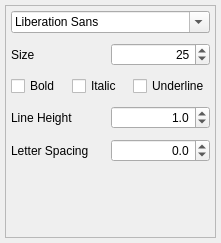
First picture: the form in src/widgets/panels/font-panel.ui, repository flux3dp/swiftray, before the edit.
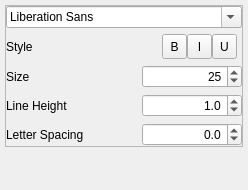
Second picture: the form after the edit. Icons and pictures are not drawn.

Diff of the .ui file:
```diff
--- a/src/widgets/panels/font-panel.ui
+++ b/src/widgets/panels/font-panel.ui
@@ -6,8 +6,8 @@
             <rect>
                 <x>0</x>
                 <y>0</y>
-                <width>221</width>
-                <height>243</height>
+    <width>248</width>
+    <height>190</height>
             </rect>
         </property>
         <property name="sizePolicy">
@@ -55,37 +55,266 @@
                     <property name="frameShadow">
                         <enum>QFrame::Plain</enum>
                     </property>
-                    <layout class="QVBoxLayout" name="verticalLayout_9">
+     <layout class="QGridLayout" name="gridLayout">
+      <property name="leftMargin">
+       <number>0</number>
+      </property>
+      <property name="topMargin">
+       <number>0</number>
+      </property>
+      <property name="rightMargin">
+       <number>0</number>
+      </property>
+      <property name="bottomMargin">
+       <number>0</number>
+      </property>
+      <item row="3" column="1" colspan="2" alignment="Qt::AlignRight">
+       <widget class="QSpinBox" name="fontSizeSpinBox">
+        <property name="minimumSize">
+         <size>
+          <width>100</width>
+          <height>0</height>
+         </size>
+        </property>
+        <property name="maximumSize">
+         <size>
+          <width>100</width>
+          <height>16777215</height>
+         </size>
+        </property>
+        <property name="alignment">
+         <set>Qt::AlignRight|Qt::AlignTrailing|Qt::AlignVCenter</set>
+        </property>
+        <property name="suffix">
+         <string/>
+        </property>
+        <property name="maximum">
+         <number>1000</number>
+        </property>
+        <property name="value">
+         <number>25</number>
+        </property>
+       </widget>
+      </item>
+      <item row="5" column="1" colspan="2" alignment="Qt::AlignRight">
+       <widget class="QDoubleSpinBox" name="letterSpacingSpinBox">
+        <property name="minimumSize">
+         <size>
+          <width>100</width>
+          <height>0</height>
+         </size>
+        </property>
+        <property name="maximumSize">
+         <size>
+          <width>100</width>
+          <height>16777215</height>
+         </size>
+        </property>
+        <property name="alignment">
+         <set>Qt::AlignRight|Qt::AlignTrailing|Qt::AlignVCenter</set>
+        </property>
+        <property name="decimals">
+         <number>1</number>
+        </property>
+        <property name="minimum">
+         <double>-0.100000000000000</double>
+        </property>
+        <property name="maximum">
+         <double>1000.000000000000000</double>
+        </property>
+        <property name="singleStep">
+         <double>0.100000000000000</double>
+        </property>
+       </widget>
+      </item>
+      <item row="5" column="0">
+       <widget class="QLabel" name="label_7">
+        <property name="text">
+         <string>Letter Spacing</string>
+        </property>
+       </widget>
+      </item>
+      <item row="2" column="0">
+       <widget class="QLabel" name="label_2">
+        <property name="text">
+         <string>Style</string>
+        </property>
+       </widget>
+      </item>
+      <item row="2" column="2">
+       <layout class="QHBoxLayout" name="fontStyleContainer">
                         <property name="spacing">
                             <number>0</number>
                         </property>
                         <property name="leftMargin">
-                            <number>0</number>
+         <number>5</number>
                         </property>
                         <property name="topMargin">
                             <number>0</number>
                         </property>
                         <property name="rightMargin">
-                            <number>0</number>
+         <number>5</number>
                         </property>
                         <property name="bottomMargin">
                             <number>0</number>
                         </property>
                         <item>
-                            <layout class="QHBoxLayout" name="horizontalLayout_11">
-                                <property name="leftMargin">
-                                    <number>5</number>
-                                </property>
-                                <property name="topMargin">
-                                    <number>5</number>
-                                </property>
-                                <property name="rightMargin">
-                                    <number>5</number>
-                                </property>
-                                <property name="bottomMargin">
-                                    <number>5</number>
-                                </property>
+         <widget class="QToolButton" name="boldToolButton">
+          <property name="minimumSize">
+           <size>
+            <width>25</width>
+            <height>25</height>
+           </size>
+          </property>
+          <property name="maximumSize">
+           <size>
+            <width>25</width>
+            <height>16777215</height>
+           </size>
+          </property>
+          <property name="autoFillBackground">
+           <bool>false</bool>
+          </property>
+          <property name="text">
+           <string>B</string>
+          </property>
+          <property name="icon">
+           <iconset resource="../../../qml.qrc">
+            <normaloff>:/resources/images/icon-Bold.png</normaloff>:/resources/images/icon-Bold.png</iconset>
+          </property>
+          <property name="iconSize">
+           <size>
+            <width>25</width>
+            <height>25</height>
+           </size>
+          </property>
+          <property name="checkable">
+           <bool>true</bool>
+          </property>
+         </widget>
+        </item>
                                 <item>
+         <widget class="QToolButton" name="italicToolButton">
+          <property name="minimumSize">
+           <size>
+            <width>25</width>
+            <height>25</height>
+           </size>
+          </property>
+          <property name="maximumSize">
+           <size>
+            <width>25</width>
+            <height>16777215</height>
+           </size>
+          </property>
+          <property name="text">
+           <string>I</string>
+          </property>
+          <property name="icon">
+           <iconset resource="../../../qml.qrc">
+            <normaloff>:/resources/images/icon-I.png</normaloff>:/resources/images/icon-I.png</iconset>
+          </property>
+          <property name="iconSize">
+           <size>
+            <width>25</width>
+            <height>25</height>
+           </size>
+          </property>
+          <property name="checkable">
+           <bool>true</bool>
+          </property>
+         </widget>
+        </item>
+        <item>
+         <widget class="QToolButton" name="underlineToolButton">
+          <property name="minimumSize">
+           <size>
+            <width>25</width>
+            <height>25</height>
+           </size>
+          </property>
+          <property name="maximumSize">
+           <size>
+            <width>25</width>
+            <height>16777215</height>
+           </size>
+          </property>
+          <property name="text">
+           <string>U</string>
+          </property>
+          <property name="icon">
+           <iconset resource="../../../qml.qrc">
+            <normaloff>:/resources/images/icon-U.png</normaloff>:/resources/images/icon-U.png</iconset>
+          </property>
+          <property name="iconSize">
+           <size>
+            <width>25</width>
+            <height>25</height>
+           </size>
+          </property>
+          <property name="checkable">
+           <bool>true</bool>
+          </property>
+         </widget>
+        </item>
+       </layout>
+      </item>
+      <item row="4" column="1" colspan="2" alignment="Qt::AlignRight">
+       <widget class="QDoubleSpinBox" name="lineHeightSpinBox">
+        <property name="minimumSize">
+         <size>
+          <width>100</width>
+          <height>0</height>
+         </size>
+        </property>
+        <property name="maximumSize">
+         <size>
+          <width>100</width>
+          <height>16777215</height>
+         </size>
+        </property>
+        <property name="alignment">
+         <set>Qt::AlignRight|Qt::AlignTrailing|Qt::AlignVCenter</set>
+        </property>
+        <property name="decimals">
+         <number>1</number>
+        </property>
+        <property name="singleStep">
+         <double>0.100000000000000</double>
+        </property>
+        <property name="value">
+         <double>1.000000000000000</double>
+        </property>
+       </widget>
+      </item>
+      <item row="2" column="1">
+       <spacer name="horizontalSpacer">
+        <property name="orientation">
+         <enum>Qt::Horizontal</enum>
+        </property>
+        <property name="sizeHint" stdset="0">
+         <size>
+          <width>40</width>
+          <height>20</height>
+         </size>
+        </property>
+       </spacer>
+      </item>
+      <item row="4" column="0">
+       <widget class="QLabel" name="label_5">
+        <property name="text">
+         <string>Line Height</string>
+        </property>
+       </widget>
+      </item>
+      <item row="3" column="0">
+       <widget class="QLabel" name="label_3">
+        <property name="text">
+         <string>Size</string>
+        </property>
+       </widget>
+      </item>
+      <item row="0" column="0" colspan="3">
                                     <widget class="QFontComboBox" name="fontComboBox">
                                         <property name="sizePolicy">
                                             <sizepolicy hsizetype="Expanding" vsizetype="Fixed">
@@ -111,170 +340,13 @@
                                         <property name="currentFont">
                                             <font>
                                                 <family>Helvetica</family>
-                                                <weight>50</weight>
                                                 <bold>false</bold>
                                             </font>
                                         </property>
                                     </widget>
                                 </item>
                             </layout>
-                        </item>
-                        <item>
-                            <layout class="QHBoxLayout" name="horizontalLayout_6">
-                                <property name="leftMargin">
-                                    <number>5</number>
-                                </property>
-                                <property name="topMargin">
-                                    <number>5</number>
-                                </property>
-                                <property name="rightMargin">
-                                    <number>5</number>
-                                </property>
-                                <property name="bottomMargin">
-                                    <number>5</number>
-                                </property>
-                                <item>
-                                    <widget class="QLabel" name="label_3">
-                                        <property name="text">
-                                            <string>Size</string>
-                                        </property>
-                                    </widget>
-                                </item>
-                                <item>
-                                    <widget class="QSpinBox" name="fontSizeSpinBox">
-                                        <property name="alignment">
-                                            <set>Qt::AlignRight|Qt::AlignTrailing|Qt::AlignVCenter</set>
-                                        </property>
-                                        <property name="suffix">
-                                            <string/>
-                                        </property>
-                                        <property name="maximum">
-                                            <number>1000</number>
-                                        </property>
-                                        <property name="value">
-                                            <number>25</number>
-                                        </property>
-                                    </widget>
-                                </item>
-                            </layout>
-                        </item>
-                        <item>
-                            <layout class="QHBoxLayout" name="horizontalLayout_12">
-                                <property name="leftMargin">
-                                    <number>5</number>
-                                </property>
-                                <property name="topMargin">
-                                    <number>5</number>
-                                </property>
-                                <property name="rightMargin">
-                                    <number>5</number>
-                                </property>
-                                <property name="bottomMargin">
-                                    <number>5</number>
-                                </property>
-                                <item>
-                                    <widget class="QCheckBox" name="boldCheckBox">
-                                        <property name="text">
-                                            <string>Bold</string>
-                                        </property>
-                                    </widget>
-                                </item>
-                                <item>
-                                    <widget class="QCheckBox" name="italicCheckBox">
-                                        <property name="text">
-                                            <string>Italic</string>
-                                        </property>
-                                    </widget>
-                                </item>
-                                <item>
-                                    <widget class="QCheckBox" name="underlineCheckBox">
-                                        <property name="text">
-                                            <string>Underline</string>
-                                        </property>
-                                    </widget>
-                                </item>
-                            </layout>
-                        </item>
-                        <item>
-                            <layout class="QHBoxLayout" name="horizontalLayout_10">
-                                <property name="leftMargin">
-                                    <number>5</number>
-                                </property>
-                                <property name="topMargin">
-                                    <number>5</number>
-                                </property>
-                                <property name="rightMargin">
-                                    <number>5</number>
-                                </property>
-                                <property name="bottomMargin">
-                                    <number>5</number>
-                                </property>
-                                <item>
-                                    <widget class="QLabel" name="label_5">
-                                        <property name="text">
-                                            <string>Line Height</string>
-                                        </property>
-                                    </widget>
-                                </item>
-                                <item>
-                                    <widget class="QDoubleSpinBox" name="lineHeightSpinBox">
-                                        <property name="alignment">
-                                            <set>Qt::AlignRight|Qt::AlignTrailing|Qt::AlignVCenter</set>
-                                        </property>
-                                        <property name="decimals">
-                                            <number>1</number>
-                                        </property>
-                                        <property name="singleStep">
-                                            <double>0.100000000000000</double>
-                                        </property>
-                                        <property name="value">
-                                            <double>1.000000000000000</double>
-                                        </property>
-                                    </widget>
-                                </item>
-                            </layout>
-                        </item>
-                        <item>
-                            <layout class="QHBoxLayout" name="horizontalLayout_13">
-                                <property name="leftMargin">
-                                    <number>5</number>
-                                </property>
-                                <property name="topMargin">
-                                    <number>5</number>
-                                </property>
-                                <property name="rightMargin">
-                                    <number>5</number>
-                                </property>
-                                <property name="bottomMargin">
-                                    <number>5</number>
-                                </property>
-                                <item>
-                                    <widget class="QLabel" name="label_7">
-                                        <property name="text">
-                                            <string>Letter Spacing</string>
-                                        </property>
-                                    </widget>
-                                </item>
-                                <item>
-                                    <widget class="QDoubleSpinBox" name="letterSpacingSpinBox">
-                                        <property name="alignment">
-                                            <set>Qt::AlignRight|Qt::AlignTrailing|Qt::AlignVCenter</set>
-                                        </property>
-                                        <property name="decimals">
-                                            <number>1</number>
-                                        </property>
-                                        <property name="minimum">
-                                            <double>-1000.000000000000000</double>
-                                        </property>
-                                        <property name="maximum">
-                                            <double>1000.000000000000000</double>
-                                        </property>
-                                        <property name="singleStep">
-                                            <double>0.100000000000000</double>
-                                        </property>
-                                    </widget>
-                                </item>
-                            </layout>
+    </widget>
                         </item>
                         <item>
                             <spacer name="verticalSpacer">
@@ -284,16 +356,15 @@
                                 <property name="sizeHint" stdset="0">
                                     <size>
                                         <width>20</width>
-                                        <height>40</height>
+       <height>10</height>
                                     </size>
                                 </property>
                             </spacer>
                         </item>
                     </layout>
                 </widget>
-            </item>
-        </layout>
-    </widget>
-    <resources/>
+ <resources>
+  <include location="../../../qml.qrc"/>
+ </resources>
     <connections/>
 </ui>
```
Lines whose indentation alone changed are shown as unchanged.
